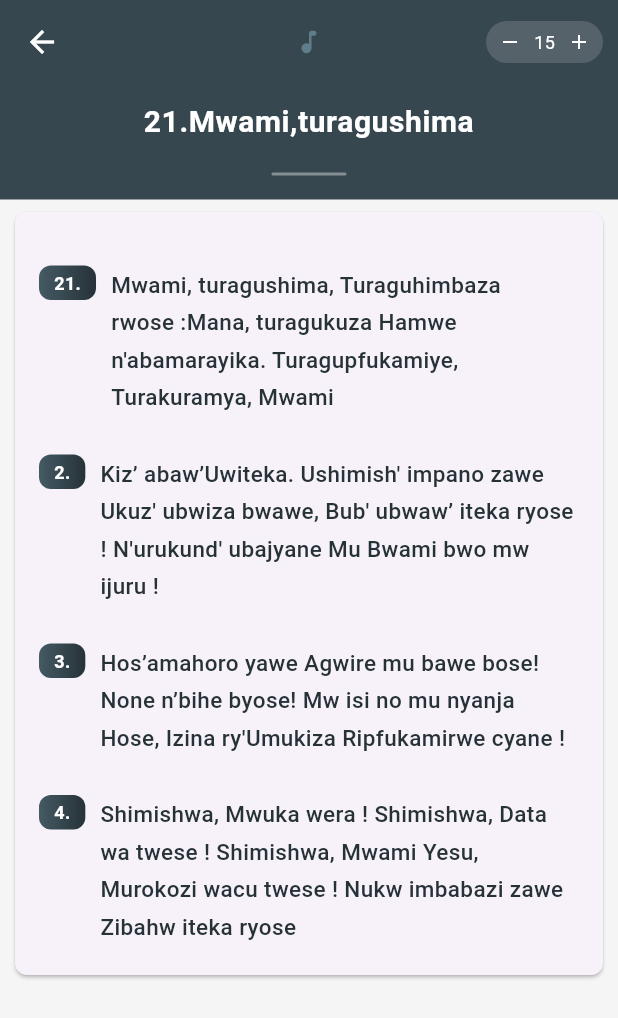
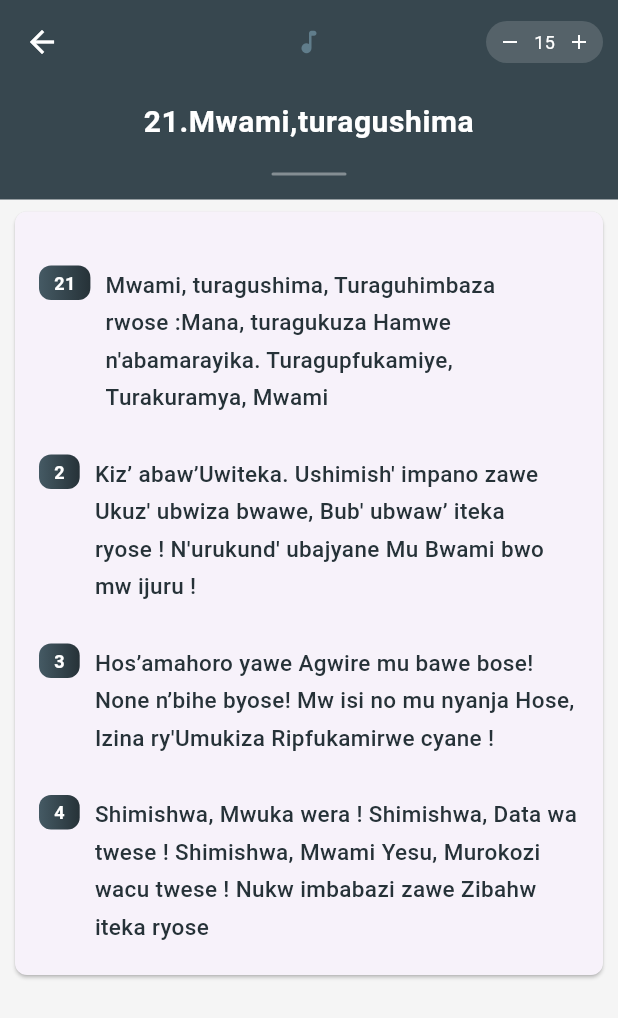
Before and after one commit to jules21/Himbaza-Imana, a Flutter app: the screen it shows after launch, tab 2 chosen, scrolled down 1152 dp, after a tap on "21", on a phone screen of 412 x 824 dp. Shown: the top 1018 px of the screen. Run offline on Flutter 3.47's test engine with Material 3 defaults, Android fonts, the phone set to English and light mode, and no system bars; our stand-ins replace google_fonts.

```diff
--- a/lib/page/unified_lyrics.dart
+++ b/lib/page/unified_lyrics.dart
@@ -10,19 +10,42 @@ class UnifiedLyrics extends StatefulWidget {
 
 class _UnifiedLyricsState extends State<UnifiedLyrics> {
   double _fontSize = 15.0;
+  late int _currentIndex;
+  late List<SearchableSong> _songs;
+  bool _hasList = false;
+
+  @override
+  void didChangeDependencies() {
+    super.didChangeDependencies();
+    final args = ModalRoute.of(context)!.settings.arguments;
+    if (args is Map) {
+      _songs = List<SearchableSong>.from(args['songs'] as List);
+      _currentIndex = args['index'] as int;
+      _hasList = true;
+    } else if (args is SearchableSong) {
+      _songs = [args];
+      _currentIndex = 0;
+      _hasList = false;
+    }
+  }
+
+  SearchableSong get _currentSong => _songs[_currentIndex];
+
+  void _goTo(int index) {
+    setState(() {
+      _currentIndex = index;
+    });
+  }
 
   @override
   Widget build(BuildContext context) {
-    final song = ModalRoute.of(context)!.settings.arguments as SearchableSong;
-
     return Scaffold(
       backgroundColor: Colors.grey[100],
       appBar: AppBar(
         backgroundColor: Colors.blueGrey[800],
         elevation: 0,
         leading: const BackButton(color: Colors.white),
-        title:   const Icon(Icons.music_note_rounded, color: Colors.blueGrey, size: 20),
-
+        title: const Icon(Icons.music_note_rounded, color: Colors.blueGrey, size: 20),
         centerTitle: true,
         actions: [
           Container(
@@ -34,34 +57,34 @@ class _UnifiedLyricsState extends State<UnifiedLyrics> {
             child: Row(
               mainAxisSize: MainAxisSize.min,
               children: [
-                _fontButton(Icons.remove, () { setState(() { if (_fontSize > 12) _fontSize -= 1; }); }),
-                Text('${_fontSize.toInt()}', style: const TextStyle(color: Colors.white, fontSize: 12)),
-                _fontButton(Icons.add, () { setState(() { if (_fontSize < 32) _fontSize += 1; }); }),
+                _fontButton(Icons.remove, () {
+                  setState(() { if (_fontSize > 12) _fontSize -= 1; });
+                }),
+                Text('${_fontSize.toInt()}',
+                    style: const TextStyle(color: Colors.white, fontSize: 12)),
+                _fontButton(Icons.add, () {
+                  setState(() { if (_fontSize < 32) _fontSize += 1; });
+                }),
               ],
             ),
           ),
         ],
       ),
       body: SingleChildScrollView(
-        padding: const EdgeInsets.all(0),
+        padding: EdgeInsets.zero,
         child: Column(
           crossAxisAlignment: CrossAxisAlignment.stretch,
           children: [
+            // ── Header ──────────────────────────────────────────────
             Container(
               width: double.infinity,
-              decoration: BoxDecoration(
-                color: Colors.blueGrey[800],
-                borderRadius: const BorderRadius.only(
-                  // bottomLeft: Radius.circular(28),
-                  // bottomRight: Radius.circular(28),
-                ),
-              ),
+              color: Colors.blueGrey[800],
               padding: const EdgeInsets.fromLTRB(24, 4, 24, 16),
               child: Column(
                 children: [
                   const SizedBox(height: 8),
                   Text(
-                    song.title,
+                    _currentSong.title,
                     textAlign: TextAlign.center,
                     style: const TextStyle(
                       color: Colors.white,
@@ -73,7 +96,8 @@ class _UnifiedLyricsState extends State<UnifiedLyrics> {
                   ),
                   const SizedBox(height: 20),
                   Container(
-                    width: 50, height: 2,
+                    width: 50,
+                    height: 2,
                     decoration: BoxDecoration(
                       color: Colors.white38,
                       borderRadius: BorderRadius.circular(2),
@@ -82,19 +106,79 @@ class _UnifiedLyricsState extends State<UnifiedLyrics> {
                 ],
               ),
             ),
+
             const SizedBox(height: 8),
+
+            // ── Lyrics card ─────────────────────────────────────────
             Card(
-              margin: EdgeInsets.symmetric(horizontal: 10),
+              margin: const EdgeInsets.symmetric(horizontal: 10),
               elevation: 1,
-              shape: RoundedRectangleBorder(borderRadius: BorderRadius.circular(8)),
+              shape: RoundedRectangleBorder(
+                  borderRadius: BorderRadius.circular(8)),
               child: Padding(
-                padding: const EdgeInsets.symmetric(horizontal: 16, vertical: 20),
+                padding:
+                const EdgeInsets.symmetric(horizontal: 16, vertical: 20),
                 child: Column(
                   crossAxisAlignment: CrossAxisAlignment.stretch,
-                  children: _formatLyrics(song.lyrics),
+                  children: _formatLyrics(_currentSong.lyrics),
                 ),
               ),
             ),
+
+            // ── Pagination ──────────────────────────────────────────
+            if (_hasList)
+              Padding(
+                padding:
+                const EdgeInsets.symmetric(horizontal: 16, vertical: 16),
+                child: Row(
+                  children: [
+                    // Previous
+                    Expanded(
+                      child: _currentIndex > 0
+                          ? OutlinedButton.icon(
+                        onPressed: () => _goTo(_currentIndex - 1),
+                        icon: const Icon(Icons.chevron_left),
+                        label: Text(
+                          _songs[_currentIndex - 1].title,
+                          maxLines: 1,
+                          overflow: TextOverflow.ellipsis,
+                        ),
+                        style: OutlinedButton.styleFrom(
+                          foregroundColor: Colors.blueGrey[700],
+                          side: BorderSide(
+                              color: Colors.blueGrey[300]!),
+                          padding: const EdgeInsets.symmetric(
+                              horizontal: 12, vertical: 10),
+                        ),
+                      )
+                          : const SizedBox.shrink(),
+                    ),
+                    const SizedBox(width: 8),
+                    // Next
+                    Expanded(
+                      child: _currentIndex < _songs.length - 1
+                          ? OutlinedButton.icon(
+                        onPressed: () => _goTo(_currentIndex + 1),
+                        icon: const Icon(Icons.chevron_right),
+                        label: Text(
+                          _songs[_currentIndex + 1].title,
+                          maxLines: 1,
+                          overflow: TextOverflow.ellipsis,
+                        ),
+                        style: OutlinedButton.styleFrom(
+                          foregroundColor: Colors.blueGrey[700],
+                          side: BorderSide(
+                              color: Colors.blueGrey[300]!),
+                          padding: const EdgeInsets.symmetric(
+                              horizontal: 12, vertical: 10),
+                        ),
+                      )
+                          : const SizedBox.shrink(),
+                    ),
+                  ],
+                ),
+              ),
+
             const SizedBox(height: 24),
           ],
         ),
@@ -112,95 +196,175 @@ class _UnifiedLyricsState extends State<UnifiedLyrics> {
   );
 
   List<Widget> _formatLyrics(String lyrics) {
-    final lines = lyrics.split("\n");
+    // FIX: Use a clean list copy so repeated calls never share state
+    final lines = List<String>.from(lyrics.split('\n'));
     final widgets = <Widget>[];
+
+    // State machine — avoids look-ahead index bugs
     bool isChorus = false;
-    List<String> chorusBuffer = [];
+    final chorusBuffer = <String>[];
 
     void flushChorus() {
       if (chorusBuffer.isEmpty) return;
       widgets.add(
         Container(
           margin: const EdgeInsets.symmetric(vertical: 10),
-          padding: const EdgeInsets.symmetric(horizontal: 14, vertical: 12),
+          padding:
+          const EdgeInsets.symmetric(horizontal: 14, vertical: 12),
           decoration: BoxDecoration(
             color: Colors.blueGrey[50],
             borderRadius: BorderRadius.circular(8),
-            border: Border.all(color: Colors.blueGrey[200]!, width: 0.8),
+            border:
+            Border.all(color: Colors.blueGrey[200]!, width: 0.8),
           ),
           child: Column(
             crossAxisAlignment: CrossAxisAlignment.stretch,
             children: [
               Row(
                 children: [
-                  Expanded(child: Divider(color: Colors.blueGrey[300], thickness: 0.8)),
+                  Expanded(
+                      child: Divider(
+                          color: Colors.blueGrey[300], thickness: 0.8)),
                   Padding(
-                    padding: const EdgeInsets.symmetric(horizontal: 10),
-                    child: Text("CHORUS", style: TextStyle(fontSize: 10, fontWeight: FontWeight.w700, color: Colors.blueGrey[400], letterSpacing: 2.5)),
+                    padding:
+                    const EdgeInsets.symmetric(horizontal: 10),
+                    child: Text(
+                      'CHORUS',
+                      style: TextStyle(
+                        fontSize: 10,
+                        fontWeight: FontWeight.w700,
+                        color: Colors.blueGrey[400],
+                        letterSpacing: 2.5,
+                      ),
+                    ),
                   ),
-                  Expanded(child: Divider(color: Colors.blueGrey[300], thickness: 0.8)),
+                  Expanded(
+                      child: Divider(
+                          color: Colors.blueGrey[300], thickness: 0.8)),
                 ],
               ),
               const SizedBox(height: 8),
               ...chorusBuffer.map((line) => Padding(
                 padding: const EdgeInsets.symmetric(vertical: 2),
-                child: Text(line, textAlign: TextAlign.center, style: TextStyle(fontSize: _fontSize, color: Colors.blueGrey[700], fontStyle: FontStyle.italic, fontWeight: FontWeight.w500, height: 1.65)),
+                child: Text(
+                  line,
+                  textAlign: TextAlign.center,
+                  style: TextStyle(
+                    fontSize: _fontSize, // FIX: always _fontSize
+                    color: Colors.blueGrey[700],
+                    fontStyle: FontStyle.italic,
+                    fontWeight: FontWeight.w500,
+                    height: 1.65,
+                  ),
+                ),
               )),
             ],
           ),
         ),
       );
-      chorusBuffer = [];
+      chorusBuffer.clear();
     }
 
-    for (int i = 0; i < lines.length; i++) {
-      final line = lines[i].trim();
+    for (final rawLine in lines) {
+      final line = rawLine.trim();
 
-      if (line.isEmpty) { if (!isChorus) widgets.add(const SizedBox(height: 10)); continue; }
+      // ── Blank line ──────────────────────────────────────────────
+      if (line.isEmpty) {
+        if (isChorus) {
+          // blank line ends chorus
+          flushChorus();
+          isChorus = false;
+        } else {
+          widgets.add(const SizedBox(height: 10));
+        }
+        continue;
+      }
 
-      if (RegExp(r"^\d+\.").hasMatch(line)) {
-        flushChorus(); isChorus = false;
+      // ── Verse number line  (e.g. "1. …" or "2.") ───────────────
+      final verseMatch = RegExp(r'^(\d+)\.\s*(.*)$').firstMatch(line);
+      if (verseMatch != null) {
+        flushChorus();
+        isChorus = false;
+
+        final number = verseMatch.group(1)!;        // e.g. "1"
+        final rest = verseMatch.group(2)!.trim();   // text after "1."
+
         widgets.add(const SizedBox(height: 16));
         widgets.add(Row(
           crossAxisAlignment: CrossAxisAlignment.start,
           children: [
+            // FIX: show number WITHOUT dot
             Container(
-              padding: const EdgeInsets.symmetric(horizontal: 10, vertical: 3),
+              padding: const EdgeInsets.symmetric(
+                  horizontal: 10, vertical: 3),
               decoration: BoxDecoration(
-                gradient: LinearGradient(colors: [Colors.blueGrey[700]!, Colors.blueGrey[900]!]),
+                gradient: LinearGradient(colors: [
+                  Colors.blueGrey[700]!,
+                  Colors.blueGrey[900]!
+                ]),
                 borderRadius: BorderRadius.circular(8),
               ),
-              child: Text(RegExp(r"^\d+\.").firstMatch(line)?.group(0) ?? '', style: const TextStyle(fontSize: 12, fontWeight: FontWeight.bold, color: Colors.white)),
+              child: Text(
+                number,
+                style: const TextStyle(
+                  fontSize: 12,
+                  fontWeight: FontWeight.bold,
+                  color: Colors.white,
+                ),
+              ),
             ),
             const SizedBox(width: 10),
-            Expanded(child: Text(line.replaceFirst(RegExp(r"^\d+\.\s*"), ''), style: TextStyle(fontSize: _fontSize, fontWeight: FontWeight.w500, color: Colors.blueGrey[900], height: 1.65))),
+            if (rest.isNotEmpty)
+              Expanded(
+                child: Text(
+                  rest,
+                  style: TextStyle(
+                    fontSize: _fontSize, // FIX: always _fontSize
+                    fontWeight: FontWeight.w500,
+                    color: Colors.blueGrey[900],
+                    height: 1.65,
+                  ),
+                ),
+              ),
           ],
         ));
         continue;
       }
 
-      if (line.toLowerCase().startsWith("ref:") || RegExp(r"^R/").hasMatch(line)) {
-        flushChorus(); isChorus = true;
-        final after = line.replaceFirst(RegExp(r"^ref:\s*", caseSensitive: false), "").replaceFirst(RegExp(r"^R/\s*"), "");
+      // ── Chorus marker  ("ref:" or "R/") ─────────────────────────
+      final chorusMarker =
+      RegExp(r'^(?:ref:\s*|R/\s*)', caseSensitive: false);
+      if (chorusMarker.hasMatch(line)) {
+        flushChorus();
+        isChorus = true;
+        final after = line.replaceFirst(chorusMarker, '');
         if (after.isNotEmpty) chorusBuffer.add(after);
         continue;
       }
 
-      final isLast = i == lines.length - 1;
-      final nextIsVerse = !isLast && RegExp(r"^\d+\.").hasMatch(lines[i + 1].trim());
-
+      // ── Inside chorus ────────────────────────────────────────────
       if (isChorus) {
         chorusBuffer.add(line);
-        if (isLast || nextIsVerse) { flushChorus(); isChorus = false; }
         continue;
       }
 
+      // ── Plain verse line ─────────────────────────────────────────
       widgets.add(Padding(
         padding: const EdgeInsets.symmetric(vertical: 2),
-        child: Text(line, textAlign: TextAlign.center, style: TextStyle(fontSize: _fontSize, color: Colors.blueGrey[800], height: 1.65, letterSpacing: 0.2)),
+        child: Text(
+          line,
+          textAlign: TextAlign.center,
+          style: TextStyle(
+            fontSize: _fontSize, // FIX: always _fontSize
+            color: Colors.blueGrey[800],
+            height: 1.65,
+            letterSpacing: 0.2,
+          ),
+        ),
       ));
     }
 
+    // Flush any trailing chorus
     flushChorus();
     return widgets;
   }
```
Also changed, not shown: 23 other files.
